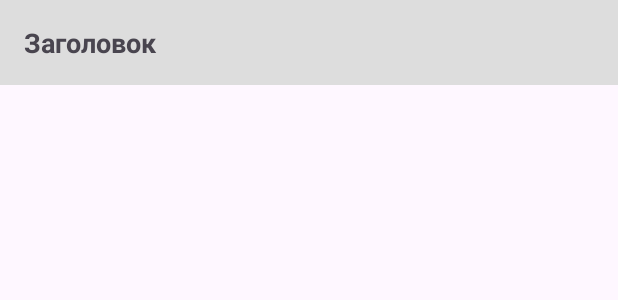
After one commit to vinokradina/TaskTracker, an Android app: the layout header_item.xml on its own in the app's theme, with its tools: preview values and no code run, on a phone screen of 412 x 824 dp. The commit adds this screen. Shown: the top 300 px of the screen. Run offline under Robolectric (Android 15) with nearby library versions, the phone set to English and light mode, and no system bars.

```diff
--- /dev/null
+++ b/app/src/main/res/layout/header_item.xml
@@ -0,0 +1,16 @@
+<LinearLayout xmlns:android="http://schemas.android.com/apk/res/android"
+    android:layout_width="match_parent"
+    android:layout_height="wrap_content"
+    android:orientation="vertical"
+    android:padding="8dp"
+    android:background="#DDDDDD">
+
+    <TextView
+        android:id="@+id/headerTextView"
+        android:layout_width="match_parent"
+        android:layout_height="wrap_content"
+        android:text="Заголовок"
+        android:textSize="18sp"
+        android:textStyle="bold"
+        android:padding="8dp" />
+</LinearLayout>
```
Also changed, not shown: app/src/main/java/com/example/tasktracker/MainActivity.java (+78 -3 lines), app/src/main/java/com/example/tasktracker/Task.java (+11 -0 lines), app/src/main/java/com/example/tasktracker/TaskAdapter.java (+13 -11 lines), app/src/main/java/com/example/tasktracker/TaskDatabaseHelper.java (+27 -2 lines), app/src/main/res/layout/activity_main.xml (+7 -0 lines), app/src/main/res/values/arrays.xml (+7 -0 lines).
